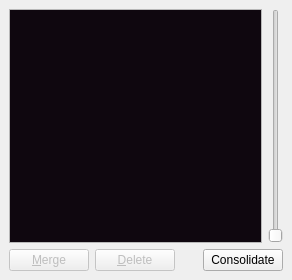
gerbilvis/gerbil, file gui/docks/labeldock.ui: the form before one commit.
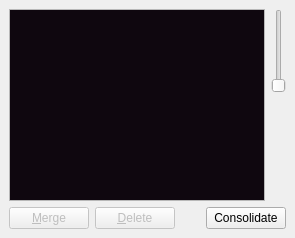
The form after the commit. Icons and pictures are not drawn.

Commit message: missing icon change icon size slider layout in labeldock

Patch:
```diff
--- a/gui/docks/labeldock.ui
+++ b/gui/docks/labeldock.ui
@@ -2,14 +2,6 @@
 <ui version="4.0">
  <class>LabelDock</class>
  <widget class="QDockWidget" name="LabelDock">
-  <property name="geometry">
-   <rect>
-    <x>0</x>
-    <y>0</y>
-    <width>292</width>
-    <height>280</height>
-   </rect>
-  </property>
   <property name="windowTitle">
    <string>Labels</string>
   </property>
@@ -113,7 +105,18 @@
        </widget>
       </item>
       <item>
+       <layout class="QVBoxLayout" name="verticalLayout">
+        <property name="spacing">
+         <number>0</number>
+        </property>
+        <item>
        <widget class="QSlider" name="sizeSlider">
+          <property name="sizePolicy">
+           <sizepolicy hsizetype="Fixed" vsizetype="Preferred">
+            <horstretch>0</horstretch>
+            <verstretch>0</verstretch>
+           </sizepolicy>
+          </property>
         <property name="minimum">
          <number>32</number>
         </property>
@@ -130,6 +133,21 @@
          <enum>Qt::Vertical</enum>
         </property>
        </widget>
+        </item>
+        <item>
+         <spacer name="verticalSpacer">
+          <property name="orientation">
+           <enum>Qt::Vertical</enum>
+          </property>
+          <property name="sizeHint" stdset="0">
+           <size>
+            <width>0</width>
+            <height>40</height>
+           </size>
+          </property>
+         </spacer>
+        </item>
+       </layout>
       </item>
      </layout>
     </item>
```
Lines whose indentation alone changed are shown as unchanged. The commit also changes 1 other file.
